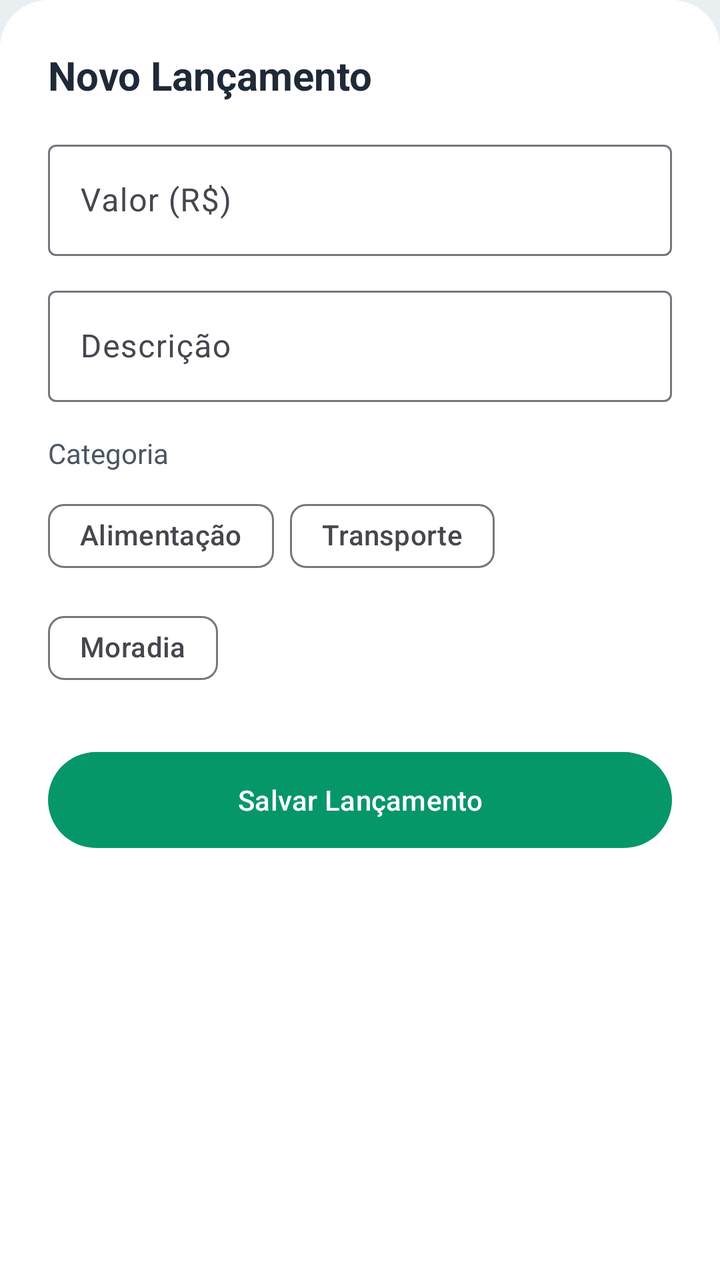
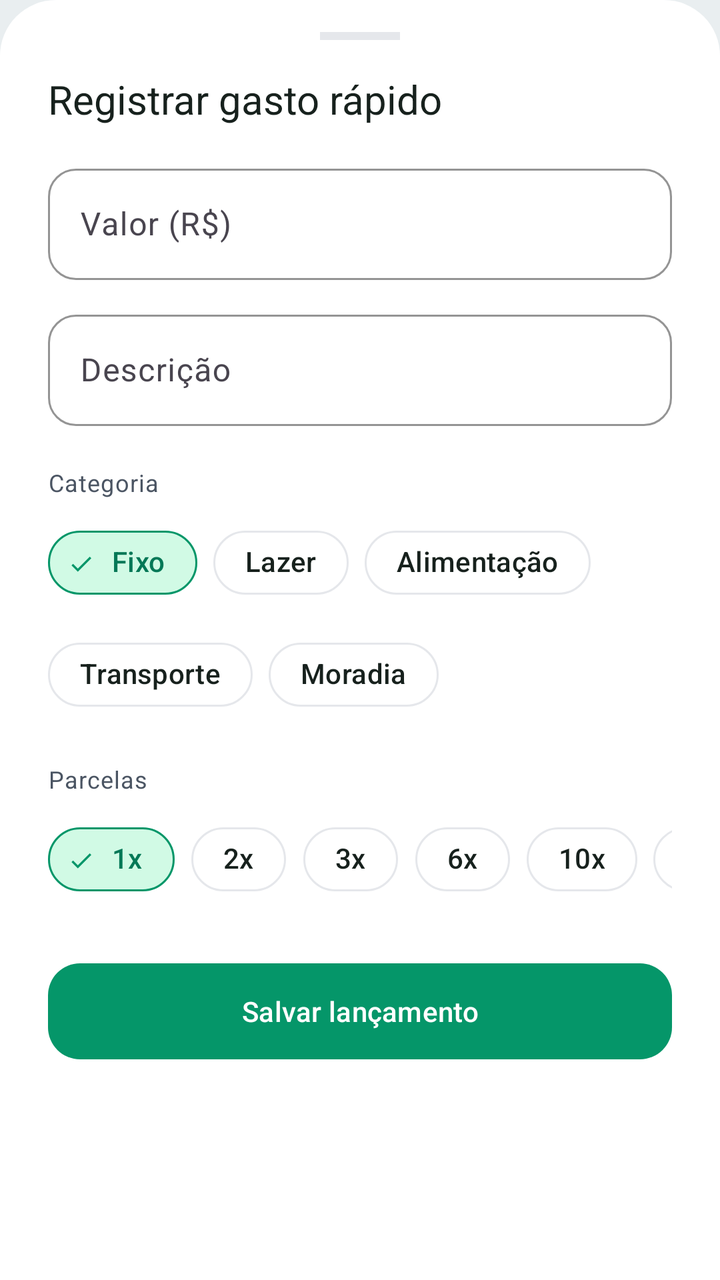

Two renders of the same Android screen: before a commit and after it. Below are the layout's source before the change and the commit's diff.
<!-- AndroidManifest.xml: application theme Theme.FinControl -->
<!-- res/layout/bottom_sheet_expense.xml -->
<?xml version="1.0" encoding="utf-8"?>
<LinearLayout xmlns:android="http://schemas.android.com/apk/res/android"
    xmlns:app="http://schemas.android.com/apk/res-auto"
    android:layout_width="match_parent"
    android:layout_height="wrap_content"
    android:orientation="vertical"
    android:padding="24dp"
    android:background="@drawable/bottom_sheet_bg">

    <TextView
        android:layout_width="wrap_content"
        android:layout_height="wrap_content"
        android:text="Novo Lançamento"
        android:textSize="20sp"
        android:textStyle="bold"
        android:textColor="@color/colorText"
        android:layout_marginBottom="16dp"/>

    <com.google.android.material.textfield.TextInputLayout
        android:layout_width="match_parent"
        android:layout_height="wrap_content"
        android:layout_marginBottom="12dp">
        <com.google.android.material.textfield.TextInputEditText
            android:id="@+id/expense_value"
            android:layout_width="match_parent"
            android:layout_height="wrap_content"
            android:hint="Valor (R$)"
            android:inputType="numberDecimal" />
    </com.google.android.material.textfield.TextInputLayout>

    <com.google.android.material.textfield.TextInputLayout
        android:layout_width="match_parent"
        android:layout_height="wrap_content"
        android:layout_marginBottom="16dp">
        <com.google.android.material.textfield.TextInputEditText
            android:id="@+id/expense_description"
            android:layout_width="match_parent"
            android:layout_height="wrap_content"
            android:hint="Descrição"
            android:inputType="text" />
    </com.google.android.material.textfield.TextInputLayout>

    <TextView
        android:layout_width="wrap_content"
        android:layout_height="wrap_content"
        android:text="Categoria"
        android:textSize="14sp"
        android:textColor="@color/colorTextSecondary"
        android:layout_marginBottom="8dp"/>

    <com.google.android.material.chip.ChipGroup
        android:id="@+id/chip_group_category"
        android:layout_width="match_parent"
        android:layout_height="wrap_content"
        app:singleSelection="true"
        android:layout_marginBottom="24dp">
        <com.google.android.material.chip.Chip
            style="@style/Widget.Material3.Chip.Filter"
            android:layout_width="wrap_content"
            android:layout_height="wrap_content"
            android:text="Alimentação" />
        <com.google.android.material.chip.Chip
            style="@style/Widget.Material3.Chip.Filter"
            android:layout_width="wrap_content"
            android:layout_height="wrap_content"
            android:text="Transporte" />
        <com.google.android.material.chip.Chip
            style="@style/Widget.Material3.Chip.Filter"
            android:layout_width="wrap_content"
            android:layout_height="wrap_content"
            android:text="Moradia" />
    </com.google.android.material.chip.ChipGroup>

    <Button
        android:id="@+id/btn_save_expense"
        android:layout_width="match_parent"
        android:layout_height="56dp"
        android:text="Salvar Lançamento" />
</LinearLayout>
<!-- resources referenced by this layout -->
<resources>
  <color name="colorText">#1F2937</color>
  <color name="colorTextSecondary">#4B5563</color>
  <!-- drawable bottom_sheet_bg (drawable) -->
  <?xml version="1.0" encoding="utf-8"?>
  <shape xmlns:android="http://schemas.android.com/apk/res/android">
      <solid android:color="@color/colorCard"/>
      <corners android:topLeftRadius="24dp" android:topRightRadius="24dp"/>
  </shape>
  <style name="Theme.FinControl" parent="Theme.Material3.Light.NoActionBar">
          <item name="colorPrimary">@color/primaryColor</item>
          <item name="colorOnPrimary">@color/colorOnPrimary</item>
          <item name="android:windowBackground">@color/colorBackground</item>
          <item name="colorSurface">@color/colorCard</item>
      </style>
  <color name="colorCard">#FFFFFF</color>
  <color name="primaryColor">#059669</color>
  <color name="colorOnPrimary">#FFFFFF</color>
  <color name="colorBackground">#E9EEF0</color>
</resources>

<!-- the commit's change to res/layout/bottom_sheet_expense.xml (unified diff, before → after) -->
@@ -1,79 +1,170 @@
 <?xml version="1.0" encoding="utf-8"?>
-<LinearLayout xmlns:android="http://schemas.android.com/apk/res/android"
+<LinearLayout
+    xmlns:android="http://schemas.android.com/apk/res/android"
     xmlns:app="http://schemas.android.com/apk/res-auto"
     android:layout_width="match_parent"
     android:layout_height="wrap_content"
+    android:background="@drawable/bottom_sheet_bg"
     android:orientation="vertical"
-    android:padding="24dp"
-    android:background="@drawable/bottom_sheet_bg">
+    android:paddingStart="24dp"
+    android:paddingTop="16dp"
+    android:paddingEnd="24dp"
+    android:paddingBottom="24dp">
+
+    <View
+        android:layout_width="40dp"
+        android:layout_height="4dp"
+        android:layout_gravity="center_horizontal"
+        android:layout_marginBottom="16dp"
+        android:background="@color/colorOutline" />
 
     <TextView
+        style="@style/TextAppearance.FinControl.Title"
         android:layout_width="wrap_content"
         android:layout_height="wrap_content"
-        android:text="Novo Lançamento"
-        android:textSize="20sp"
-        android:textStyle="bold"
-        android:textColor="@color/colorText"
-        android:layout_marginBottom="16dp"/>
+        android:layout_marginBottom="16dp"
+        android:text="Registrar gasto rápido" />
 
     <com.google.android.material.textfield.TextInputLayout
+        style="@style/Widget.FinControl.TextInput"
         android:layout_width="match_parent"
         android:layout_height="wrap_content"
-        android:layout_marginBottom="12dp">
+        android:layout_marginBottom="12dp"
+        android:hint="Valor (R$)"
+        app:prefixText="R$ ">
+
         <com.google.android.material.textfield.TextInputEditText
             android:id="@+id/expense_value"
             android:layout_width="match_parent"
             android:layout_height="wrap_content"
-            android:hint="Valor (R$)"
             android:inputType="numberDecimal" />
     </com.google.android.material.textfield.TextInputLayout>
 
     <com.google.android.material.textfield.TextInputLayout
+        style="@style/Widget.FinControl.TextInput"
         android:layout_width="match_parent"
         android:layout_height="wrap_content"
-        android:layout_marginBottom="16dp">
+        android:layout_marginBottom="20dp"
+        android:hint="Descrição">
+
         <com.google.android.material.textfield.TextInputEditText
             android:id="@+id/expense_description"
             android:layout_width="match_parent"
             android:layout_height="wrap_content"
-            android:hint="Descrição"
-            android:inputType="text" />
+            android:inputType="textCapSentences" />
     </com.google.android.material.textfield.TextInputLayout>
 
     <TextView
+        style="@style/TextAppearance.FinControl.Label"
         android:layout_width="wrap_content"
         android:layout_height="wrap_content"
-        android:text="Categoria"
-        android:textSize="14sp"
-        android:textColor="@color/colorTextSecondary"
-        android:layout_marginBottom="8dp"/>
+        android:layout_marginBottom="8dp"
+        android:text="Categoria" />
 
     <com.google.android.material.chip.ChipGroup
         android:id="@+id/chip_group_category"
         android:layout_width="match_parent"
         android:layout_height="wrap_content"
-        app:singleSelection="true"
-        android:layout_marginBottom="24dp">
+        android:layout_marginBottom="20dp"
+        app:selectionRequired="true"
+        app:singleSelection="true">
+
         <com.google.android.material.chip.Chip
-            style="@style/Widget.Material3.Chip.Filter"
+            style="@style/Widget.FinControl.Chip"
+            android:layout_width="wrap_content"
+            android:layout_height="wrap_content"
+            android:checked="true"
+            android:text="Fixo" />
+
+        <com.google.android.material.chip.Chip
+            style="@style/Widget.FinControl.Chip"
+            android:layout_width="wrap_content"
+            android:layout_height="wrap_content"
+            android:text="Lazer" />
+
+        <com.google.android.material.chip.Chip
+            style="@style/Widget.FinControl.Chip"
             android:layout_width="wrap_content"
             android:layout_height="wrap_content"
             android:text="Alimentação" />
+
         <com.google.android.material.chip.Chip
-            style="@style/Widget.Material3.Chip.Filter"
+            style="@style/Widget.FinControl.Chip"
             android:layout_width="wrap_content"
             android:layout_height="wrap_content"
             android:text="Transporte" />
+
         <com.google.android.material.chip.Chip
-            style="@style/Widget.Material3.Chip.Filter"
+            style="@style/Widget.FinControl.Chip"
             android:layout_width="wrap_content"
             android:layout_height="wrap_content"
             android:text="Moradia" />
     </com.google.android.material.chip.ChipGroup>
 
-    <Button
+    <TextView
+        style="@style/TextAppearance.FinControl.Label"
+        android:layout_width="wrap_content"
+        android:layout_height="wrap_content"
+        android:layout_marginBottom="8dp"
+        android:text="Parcelas" />
+
+    <HorizontalScrollView
+        android:layout_width="match_parent"
+        android:layout_height="wrap_content"
+        android:layout_marginBottom="24dp"
+        android:scrollbars="none">
+
+        <com.google.android.material.chip.ChipGroup
+            android:id="@+id/chip_group_installments"
+            android:layout_width="wrap_content"
+            android:layout_height="wrap_content"
+            app:selectionRequired="true"
+            app:singleLine="true"
+            app:singleSelection="true">
+
+            <com.google.android.material.chip.Chip
+                style="@style/Widget.FinControl.Chip"
+                android:layout_width="wrap_content"
+                android:layout_height="wrap_content"
+                android:checked="true"
+                android:text="1x" />
+
+            <com.google.android.material.chip.Chip
+                style="@style/Widget.FinControl.Chip"
+                android:layout_width="wrap_content"
+                android:layout_height="wrap_content"
+                android:text="2x" />
+
+            <com.google.android.material.chip.Chip
+                style="@style/Widget.FinControl.Chip"
+                android:layout_width="wrap_content"
+                android:layout_height="wrap_content"
+                android:text="3x" />
+
+            <com.google.android.material.chip.Chip
+                style="@style/Widget.FinControl.Chip"
+                android:layout_width="wrap_content"
+                android:layout_height="wrap_content"
+                android:text="6x" />
+
+            <com.google.android.material.chip.Chip
+                style="@style/Widget.FinControl.Chip"
+                android:layout_width="wrap_content"
+                android:layout_height="wrap_content"
+                android:text="10x" />
+
+            <com.google.android.material.chip.Chip
+                style="@style/Widget.FinControl.Chip"
+                android:layout_width="wrap_content"
+                android:layout_height="wrap_content"
+                android:text="12x" />
+        </com.google.android.material.chip.ChipGroup>
+    </HorizontalScrollView>
+
+    <com.google.android.material.button.MaterialButton
         android:id="@+id/btn_save_expense"
+        style="@style/Widget.FinControl.Button"
         android:layout_width="match_parent"
         android:layout_height="56dp"
-        android:text="Salvar Lançamento" />
+        android:text="Salvar lançamento" />
 </LinearLayout>
<!-- resource entries referenced after the edit -->
@@ -1,22 +1,70 @@
 <!-- resources referenced by this layout -->
 <resources>
-  <color name="colorText">#1F2937</color>
+  <color name="colorOutline">#E5E7EB</color>
+  <color name="colorText">#17211D</color>
   <color name="colorTextSecondary">#4B5563</color>
   <!-- drawable bottom_sheet_bg (drawable) -->
   <?xml version="1.0" encoding="utf-8"?>
   <shape xmlns:android="http://schemas.android.com/apk/res/android">
-      <solid android:color="@color/colorCard"/>
-      <corners android:topLeftRadius="24dp" android:topRightRadius="24dp"/>
+      <solid android:color="@color/colorCard" />
+      <corners
+          android:topLeftRadius="28dp"
+          android:topRightRadius="28dp" />
   </shape>
+  <style name="TextAppearance.FinControl.Label" parent="TextAppearance.Material3.BodySmall">
+          <item name="android:fontFamily">sans-serif-medium</item>
+          <item name="android:textColor">@color/colorTextSecondary</item>
+          <item name="android:textSize">12sp</item>
+      </style>
+  <style name="TextAppearance.FinControl.Title" parent="TextAppearance.Material3.TitleLarge">
+          <item name="android:fontFamily">sans-serif-black</item>
+          <item name="android:textColor">@color/colorText</item>
+          <item name="android:textSize">20sp</item>
+      </style>
+  <style name="Widget.FinControl.Button" parent="Widget.Material3.Button">
+          <item name="backgroundTint">@color/primary_bg_selector</item>
+          <item name="android:textColor">@color/colorOnPrimary</item>
+          <item name="android:fontFamily">sans-serif-medium</item>
+          <item name="cornerRadius">16dp</item>
+      </style>
+  <style name="Widget.FinControl.Chip" parent="Widget.Material3.Chip.Filter">
+          <item name="chipBackgroundColor">@color/chip_bg_selector</item>
+          <item name="chipStrokeColor">@color/chip_stroke_selector</item>
+          <item name="chipStrokeWidth">1dp</item>
+          <item name="android:textColor">@color/chip_text_selector</item>
+          <item name="checkedIconTint">@color/primaryColor</item>
+          <item name="shapeAppearanceOverlay">@style/ShapeAppearanceOverlay.FinControl.Pill</item>
+      </style>
+  <style name="Widget.FinControl.TextInput" parent="Widget.Material3.TextInputLayout.OutlinedBox">
+          <item name="boxCornerRadiusTopStart">14dp</item>
+          <item name="boxCornerRadiusTopEnd">14dp</item>
+          <item name="boxCornerRadiusBottomStart">14dp</item>
+          <item name="boxCornerRadiusBottomEnd">14dp</item>
+          <item name="boxStrokeColor">@color/primaryColor</item>
+          <item name="hintTextColor">@color/primaryDarkColor</item>
+      </style>
   <style name="Theme.FinControl" parent="Theme.Material3.Light.NoActionBar">
           <item name="colorPrimary">@color/primaryColor</item>
           <item name="colorOnPrimary">@color/colorOnPrimary</item>
+          <item name="colorSurface">@color/colorCard</item>
           <item name="android:windowBackground">@color/colorBackground</item>
-          <item name="colorSurface">@color/colorCard</item>
+          <item name="bottomSheetDialogTheme">@style/ThemeOverlay.FinControl.BottomSheet</item>
       </style>
   <color name="colorCard">#FFFFFF</color>
   <color name="primaryColor">#059669</color>
+  <style name="ShapeAppearanceOverlay.FinControl.Pill" parent="">
+          <item name="cornerFamily">rounded</item>
+          <item name="cornerSize">50%</item>
+      </style>
+  <color name="primaryDarkColor">#047857</color>
   <color name="colorOnPrimary">#FFFFFF</color>
   <color name="colorBackground">#E9EEF0</color>
+  <style name="ThemeOverlay.FinControl.BottomSheet" parent="ThemeOverlay.Material3.BottomSheetDialog">
+          <item name="bottomSheetStyle">@style/Widget.FinControl.BottomSheet</item>
+      </style>
+  <style name="Widget.FinControl.BottomSheet" parent="Widget.Material3.BottomSheet">
+          <item name="backgroundTint">@android:color/transparent</item>
+          <item name="android:background">@android:color/transparent</item>
+      </style>
 </resources>
 
